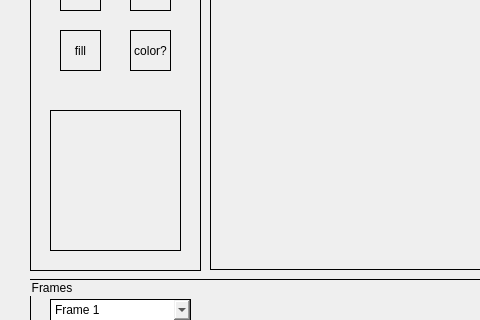
JsnTheAzn/sprite-editor, file mainwindow.ui: the form before one commit; both pictures show x 0 to 480 and y 180 to 500 of the 800 by 600 pixel window.
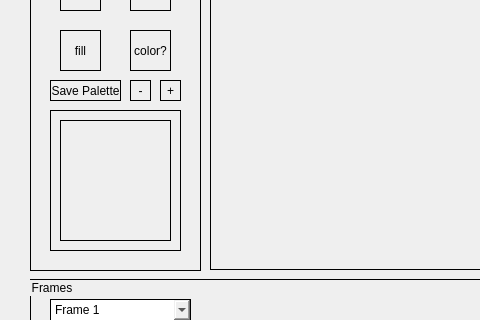
The form after the commit. Icons and pictures are not drawn.

Patch:
```diff
--- a/mainwindow.ui
+++ b/mainwindow.ui
@@ -208,6 +208,56 @@
        <height>141</height>
       </rect>
      </property>
+     <widget class="QWidget" name="gridLayoutWidget">
+      <property name="geometry">
+       <rect>
+        <x>10</x>
+        <y>10</y>
+        <width>111</width>
+        <height>121</height>
+       </rect>
+      </property>
+      <layout class="QGridLayout" name="gridLayout"/>
+     </widget>
+    </widget>
+    <widget class="QPushButton" name="addColor">
+     <property name="geometry">
+      <rect>
+       <x>130</x>
+       <y>210</y>
+       <width>21</width>
+       <height>21</height>
+      </rect>
+     </property>
+     <property name="text">
+      <string>+</string>
+     </property>
+    </widget>
+    <widget class="QPushButton" name="removeColor">
+     <property name="geometry">
+      <rect>
+       <x>100</x>
+       <y>210</y>
+       <width>21</width>
+       <height>21</height>
+      </rect>
+     </property>
+     <property name="text">
+      <string>-</string>
+     </property>
+    </widget>
+    <widget class="QPushButton" name="savePaletteButton">
+     <property name="geometry">
+      <rect>
+       <x>20</x>
+       <y>210</y>
+       <width>71</width>
+       <height>21</height>
+      </rect>
+     </property>
+     <property name="text">
+      <string>Save Palette</string>
+     </property>
     </widget>
    </widget>
    <widget class="QLabel" name="canvas">
```
Left out of the diff: 2 changed lines with no effect on the pictures.
